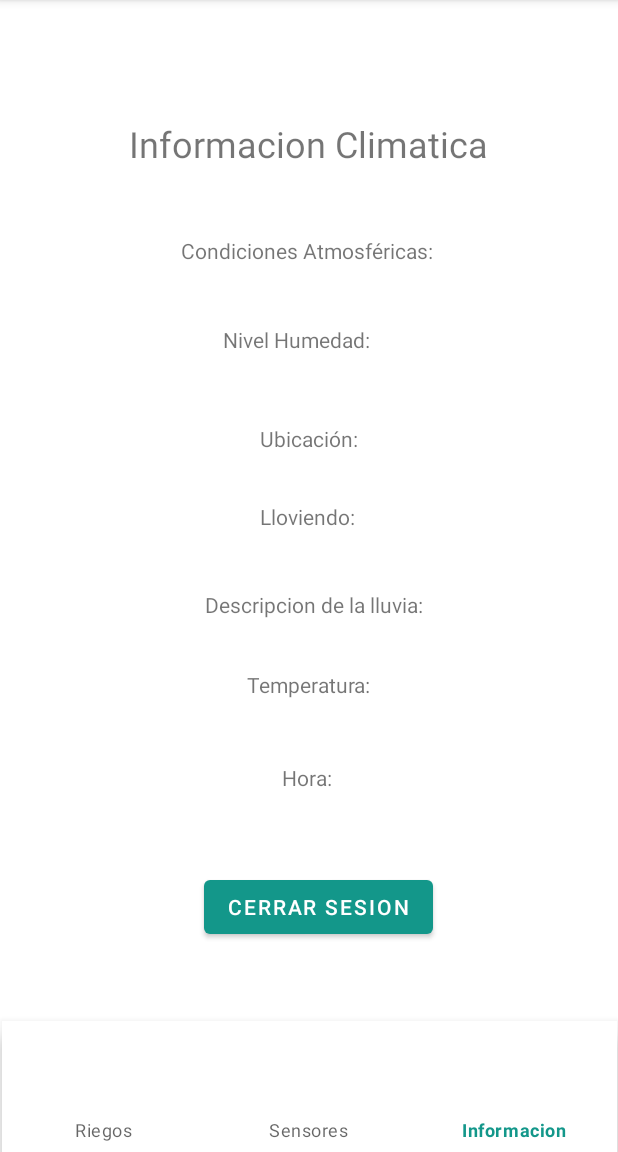
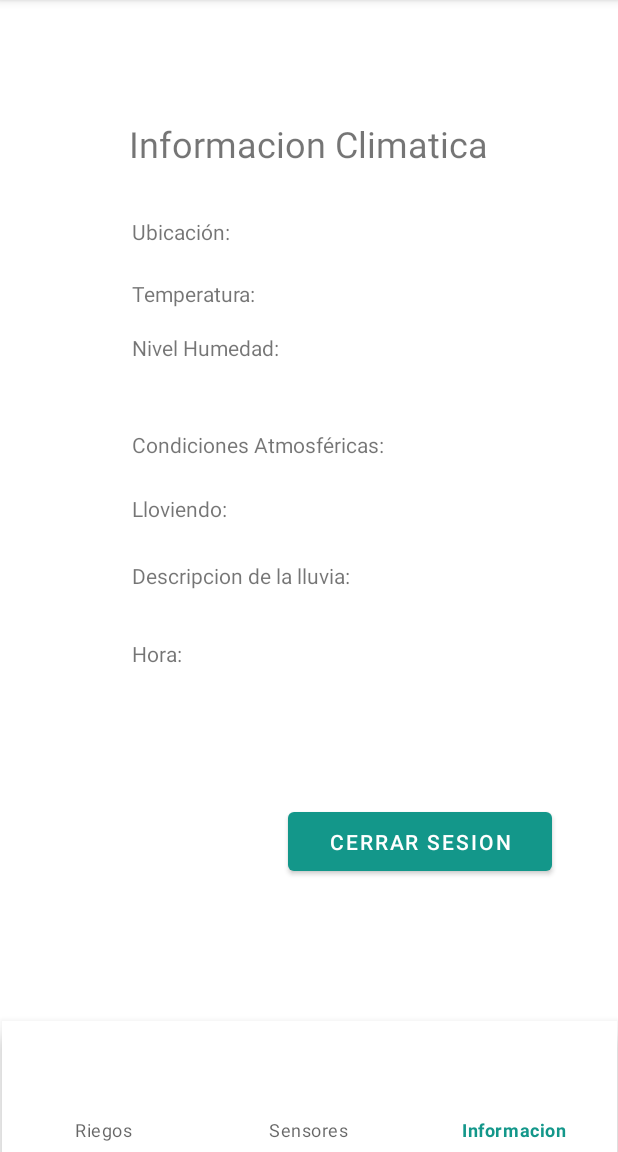
Before and after one commit to AlexTeper99/ReeGoAndroid, an Android app: the MyInformationFragment screen opened through its navigation route, on a phone screen of 412 x 824 dp, the part 84-1236 px from its top. Run offline under Robolectric (Android 15) with nearby library versions, the phone set to English and light mode, and no system bars; our stand-ins replace navigation-ui; 1 statement that could not run was skipped.

Commit message:
fragment styles and rec view styles

```diff
--- a/app/src/main/res/layout/fragment_my_information.xml
+++ b/app/src/main/res/layout/fragment_my_information.xml
@@ -5,7 +5,9 @@
     android:id="@+id/frameLayout10"
     android:layout_width="match_parent"
     android:layout_height="match_parent"
-    tools:context=".fragments.MyInformationFragment">
+    tools:context=".fragments.MyInformationFragment"
+    tools:layout_editor_absoluteX="4dp"
+    tools:layout_editor_absoluteY="11dp">
 
     <TextView
         android:id="@+id/txtMyInformationTitle"
@@ -22,90 +24,80 @@
 
     <TextView
         android:id="@+id/atmCondition"
-        android:layout_width="wrap_content"
-        android:layout_height="wrap_content"
+        android:layout_width="242dp"
+        android:layout_height="29dp"
         android:text="Condiciones Atmosféricas:"
         app:layout_constraintBottom_toBottomOf="parent"
-        app:layout_constraintEnd_toEndOf="parent"
-        app:layout_constraintHorizontal_bias="0.497"
-        app:layout_constraintStart_toStartOf="parent"
+        app:layout_constraintStart_toStartOf="@+id/itsRaining"
         app:layout_constraintTop_toTopOf="parent"
-        app:layout_constraintVertical_bias="0.203" />
+        app:layout_constraintVertical_bias="0.39" />
 
     <TextView
         android:id="@+id/humidity"
-        android:layout_width="wrap_content"
-        android:layout_height="wrap_content"
+        android:layout_width="240dp"
+        android:layout_height="30dp"
         android:text="Nivel Humedad:"
         app:layout_constraintBottom_toBottomOf="parent"
-        app:layout_constraintEnd_toEndOf="parent"
-        app:layout_constraintHorizontal_bias="0.474"
-        app:layout_constraintStart_toStartOf="parent"
+        app:layout_constraintStart_toStartOf="@+id/atmCondition"
         app:layout_constraintTop_toTopOf="parent"
-        app:layout_constraintVertical_bias="0.286" />
+        app:layout_constraintVertical_bias="0.298" />
 
     <TextView
         android:id="@+id/location"
-        android:layout_width="wrap_content"
-        android:layout_height="wrap_content"
+        android:layout_width="246dp"
+        android:layout_height="30dp"
         android:text="Ubicación:"
         app:layout_constraintBottom_toBottomOf="parent"
-        app:layout_constraintEnd_toEndOf="parent"
-        app:layout_constraintStart_toStartOf="parent"
+        app:layout_constraintStart_toStartOf="@+id/temperature"
         app:layout_constraintTop_toTopOf="parent"
-        app:layout_constraintVertical_bias="0.379" />
+        app:layout_constraintVertical_bias="0.188" />
 
     <TextView
         android:id="@+id/itsRaining"
-        android:layout_width="wrap_content"
-        android:layout_height="wrap_content"
+        android:layout_width="249dp"
+        android:layout_height="30dp"
         android:text="Lloviendo: "
         app:layout_constraintBottom_toBottomOf="parent"
-        app:layout_constraintEnd_toEndOf="parent"
-        app:layout_constraintHorizontal_bias="0.502"
-        app:layout_constraintStart_toStartOf="parent"
+        app:layout_constraintStart_toStartOf="@+id/rainDesc"
         app:layout_constraintTop_toTopOf="parent"
-        app:layout_constraintVertical_bias="0.453" />
+        app:layout_constraintVertical_bias="0.452" />
 
     <TextView
         android:id="@+id/rainDesc"
-        android:layout_width="wrap_content"
-        android:layout_height="wrap_content"
+        android:layout_width="244dp"
+        android:layout_height="29dp"
         android:text="Descripcion de la lluvia:"
         app:layout_constraintBottom_toBottomOf="parent"
-        app:layout_constraintEnd_toEndOf="parent"
-        app:layout_constraintHorizontal_bias="0.515"
-        app:layout_constraintStart_toStartOf="parent"
+        app:layout_constraintStart_toStartOf="@+id/timeTextView"
         app:layout_constraintTop_toTopOf="parent"
-        app:layout_constraintVertical_bias="0.535" />
+        app:layout_constraintVertical_bias="0.515" />
 
     <TextView
         android:id="@+id/temperature"
-        android:layout_width="wrap_content"
-        android:layout_height="wrap_content"
+        android:layout_width="218dp"
+        android:layout_height="25dp"
         android:text="Temperatura:"
         app:layout_constraintBottom_toBottomOf="parent"
-        app:layout_constraintEnd_toEndOf="parent"
-        app:layout_constraintStart_toStartOf="parent"
+        app:layout_constraintStart_toStartOf="@+id/humidity"
         app:layout_constraintTop_toTopOf="parent"
-        app:layout_constraintVertical_bias="0.61" />
+        app:layout_constraintVertical_bias="0.245" />
 
     <TextView
         android:id="@+id/timeTextView"
-        android:layout_width="wrap_content"
-        android:layout_height="wrap_content"
+        android:layout_width="201dp"
+        android:layout_height="27dp"
         android:text="Hora:"
         app:layout_constraintBottom_toBottomOf="parent"
         app:layout_constraintEnd_toEndOf="parent"
-        app:layout_constraintHorizontal_bias="0.498"
+        app:layout_constraintHorizontal_bias="0.419"
         app:layout_constraintStart_toStartOf="parent"
         app:layout_constraintTop_toTopOf="parent"
-        app:layout_constraintVertical_bias="0.698" />
+        app:layout_constraintVertical_bias="0.588" />
 
     <Button
         android:id="@+id/btnLogout"
-        android:layout_width="wrap_content"
-        android:layout_height="wrap_content"
+        android:layout_width="176dp"
+        android:layout_height="51dp"
         android:text="CERRAR SESION"
         android:textColor="#FFFFFF"
         android:textColorHighlight="#FFFFFF"
@@ -113,9 +105,9 @@
         android:textColorLink="#FFFFFF"
         app:layout_constraintBottom_toBottomOf="parent"
         app:layout_constraintEnd_toEndOf="parent"
-        app:layout_constraintHorizontal_bias="0.527"
+        app:layout_constraintHorizontal_bias="0.817"
         app:layout_constraintStart_toStartOf="parent"
         app:layout_constraintTop_toTopOf="parent"
-        app:layout_constraintVertical_bias="0.833"
+        app:layout_constraintVertical_bias="0.77"
         app:rippleColor="#F30000" />
 </androidx.constraintlayout.widget.ConstraintLayout>
```
Also changed, not shown: app/src/main/res/layout/fragment_irrigation_list.xml (+21 -2 lines), app/src/main/res/layout/fragment_sensor.xml (+34 -45 lines), app/src/main/res/layout/fragment_single_irrigation.xml (+28 -22 lines), app/src/main/res/layout/item_comment.xml (+10 -4 lines), app/src/main/res/layout/item_irrigation.xml (+11 -10 lines).
